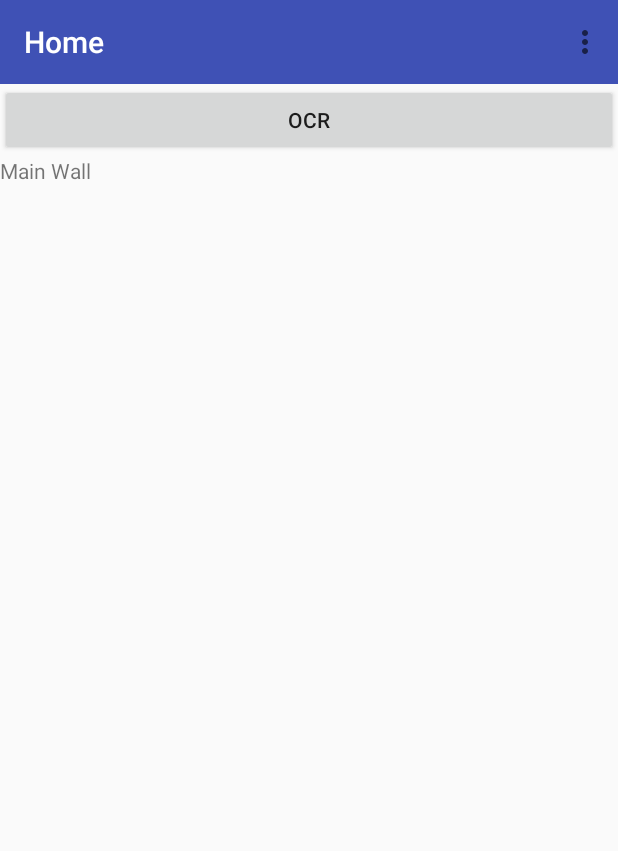
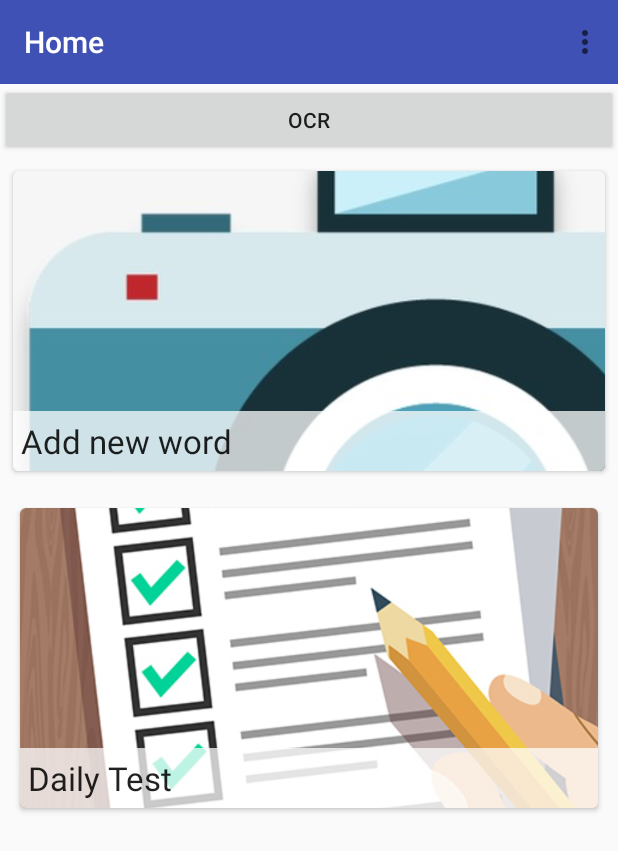
Before and after one commit to Mettyl/SDMFlash, an Android app: the screen it shows after launch (MainActivity), on a phone screen of 412 x 824 dp. Shown: the top 851 px of the screen. Run offline under Robolectric (Android 15) with nearby library versions, the phone set to English and light mode, and no system bars; our stand-ins replace Room's generated code; libraries missing offline, so code that uses them is left out: com.wonderkiln.camerakit; 2 statements that could not run were skipped.

Commit message:
Vytvořen návrh hlavní stránky

```diff
--- a/app/build.gradle
+++ b/app/build.gradle
@@ -44,4 +44,6 @@ dependencies {
     implementation 'com.wonderkiln:camerakit:0.13.1'
     //OCR
     implementation 'com.rmtheis:tess-two:8.0.0'
+    //cardview
+    implementation 'com.android.support:cardview-v7:26.1.0'
 }
--- a/app/src/main/java/com/sdm/sdmflash/MainActivity.java
+++ b/app/src/main/java/com/sdm/sdmflash/MainActivity.java
@@ -12,6 +12,7 @@ import android.view.MenuItem;
 import android.view.View;
 import android.widget.FrameLayout;
 
+import com.sdm.sdmflash.databases.DbTest;
 import com.sdm.sdmflash.databases.structure.dictionaryDatabase.CzWord;
 import com.sdm.sdmflash.databases.structure.dictionaryDatabase.DictionaryDatabase;
 import com.sdm.sdmflash.databases.structure.dictionaryDatabase.EnCzJoin;
@@ -102,7 +103,7 @@ public class MainActivity extends AppCompatActivity
         HomeFragment homeFragment = new HomeFragment();
         getSupportFragmentManager().beginTransaction().replace(R.id.content_frame, homeFragment, homeFragment.getTag()).commit();
 
-        //new DbTest().test(getApplicationContext());
+        new DbTest().test(getApplicationContext());
 
 //        File database = getDatabasePath("SDMdictionarydatabase");
 //        Log.i("debug", database.getAbsolutePath());
--- a/app/src/main/java/com/sdm/sdmflash/fragmentStudy/FlashCardsActivity.java
+++ b/app/src/main/java/com/sdm/sdmflash/fragmentStudy/FlashCardsActivity.java
@@ -25,7 +25,7 @@ public class FlashCardsActivity extends AppCompatActivity{
         super.onCreate(savedInstanceState);
         setContentView(R.layout.activity_flash_cards);
 
-        getSupportActionBar().setDisplayHomeAsUpEnabled(true);
+        //getSupportActionBar().setDisplayHomeAsUpEnabled(true);
 
         new AccessExecutor().execute(new Runnable() {
             @Override
--- a/app/src/main/res/layout/fragment_home.xml
+++ b/app/src/main/res/layout/fragment_home.xml
@@ -1,4 +1,5 @@
 <LinearLayout xmlns:android="http://schemas.android.com/apk/res/android"
+    xmlns:app="http://schemas.android.com/apk/res-auto"
     xmlns:tools="http://schemas.android.com/tools"
     android:layout_width="match_parent"
     android:layout_height="match_parent"
@@ -19,9 +20,88 @@
         android:layout_height="wrap_content"
         android:text="OCR" />
 
-    <TextView
+    <android.support.v7.widget.CardView xmlns:card_view="http://schemas.android.com/apk/res-auto"
+        android:id="@+id/add_word_card"
         android:layout_width="match_parent"
-        android:layout_height="match_parent"
-        android:text="Main Wall" />
+        android:layout_height="wrap_content"
+        android:layout_gravity="center"
+        android:layout_margin="5dp"
+        card_view:cardCornerRadius="4dp"
+        card_view:cardUseCompatPadding="true"
+        android:elevation="8dp">
+
+        <android.support.constraint.ConstraintLayout
+            android:layout_width="match_parent"
+            android:layout_height="200dp"
+            android:clipChildren="false">
+
+            <ImageView
+                android:layout_width="match_parent"
+                android:layout_height="match_parent"
+                android:layout_alignParentTop="true"
+                android:scaleType="matrix"
+                android:scaleX="0.9"
+                android:scaleY="0.9"
+                android:src="@drawable/camera"
+                android:translationX="-30dp"
+                android:translationY="-35dp" />
+
+            <TextView
+                android:layout_width="match_parent"
+                android:layout_height="wrap_content"
+                android:background="#bdffffff"
+                android:padding="5dp"
+                android:text="@string/add_new_word"
+                android:textAppearance="@style/TextAppearance.AppCompat.Large"
+                card_view:layout_constraintBottom_toBottomOf="parent"
+                card_view:layout_constraintEnd_toEndOf="parent"
+                card_view:layout_constraintHorizontal_bias="0.0"
+                card_view:layout_constraintStart_toStartOf="parent" />
+
+        </android.support.constraint.ConstraintLayout>
+
+    </android.support.v7.widget.CardView>
+
+    <android.support.v7.widget.CardView xmlns:card_view="http://schemas.android.com/apk/res-auto"
+        android:id="@+id/daily_test"
+        android:layout_width="match_parent"
+        android:layout_height="wrap_content"
+        android:layout_gravity="center"
+        android:layout_margin="10dp"
+        card_view:cardCornerRadius="4dp"
+        card_view:cardUseCompatPadding="true"
+        android:elevation="8dp">
+
+        <android.support.constraint.ConstraintLayout
+            android:layout_width="match_parent"
+            android:layout_height="200dp"
+            android:clipChildren="false">
+
+            <ImageView
+                android:layout_width="match_parent"
+                android:layout_height="match_parent"
+                android:layout_alignParentTop="true"
+                android:scaleType="matrix"
+                android:scaleX="0.8"
+                android:scaleY="0.8"
+                android:src="@drawable/test"
+                android:translationX="-80dp"
+                android:translationY="-170dp" />
+
+            <TextView
+                android:layout_width="match_parent"
+                android:layout_height="wrap_content"
+                android:background="#bdffffff"
+                android:padding="5dp"
+                android:text="@string/daily_test"
+                android:textAppearance="@style/TextAppearance.AppCompat.Large"
+                card_view:layout_constraintBottom_toBottomOf="parent"
+                card_view:layout_constraintEnd_toEndOf="parent"
+                card_view:layout_constraintHorizontal_bias="0.0"
+                card_view:layout_constraintStart_toStartOf="parent" />
+
+        </android.support.constraint.ConstraintLayout>
+
+    </android.support.v7.widget.CardView>
 
 </LinearLayout>
--- /dev/null
+++ b/app/src/main/res/layout/fragment_study_flashcards_testbuilder.xml
@@ -0,0 +1,6 @@
+<?xml version="1.0" encoding="utf-8"?>
+<android.support.constraint.ConstraintLayout
+    xmlns:android="http://schemas.android.com/apk/res/android" android:layout_width="match_parent"
+    android:layout_height="match_parent">
+
+</android.support.constraint.ConstraintLayout>
--- a/app/src/main/res/values/strings.xml
+++ b/app/src/main/res/values/strings.xml
@@ -19,7 +19,6 @@
     <string name="tested">Tested:</string>
     <string name="difficulty">Difficulty:</string>
     <string name="all_words">All words:</string>
-    <string name="add_new_word">Add new word</string>
     <string name="deleteBtInToolbar">Delete (</string>
     <string name="word_detail">Word detail</string>
     <string name="un_select_words">(Un)Select words</string>
@@ -36,5 +35,7 @@
     <string name="item_difficulty">Difficulty</string>
     <string name="item_added">Added</string>
     <string name="item_source">Source</string>
+    <string name="add_new_word">Add new word</string>
+    <string name="daily_test">Daily Test</string>
 
 </resources>
```
Also changed, not shown: app/src/main/res/drawable/camera.jpg (added), app/src/main/res/drawable/test.jpg (added).
